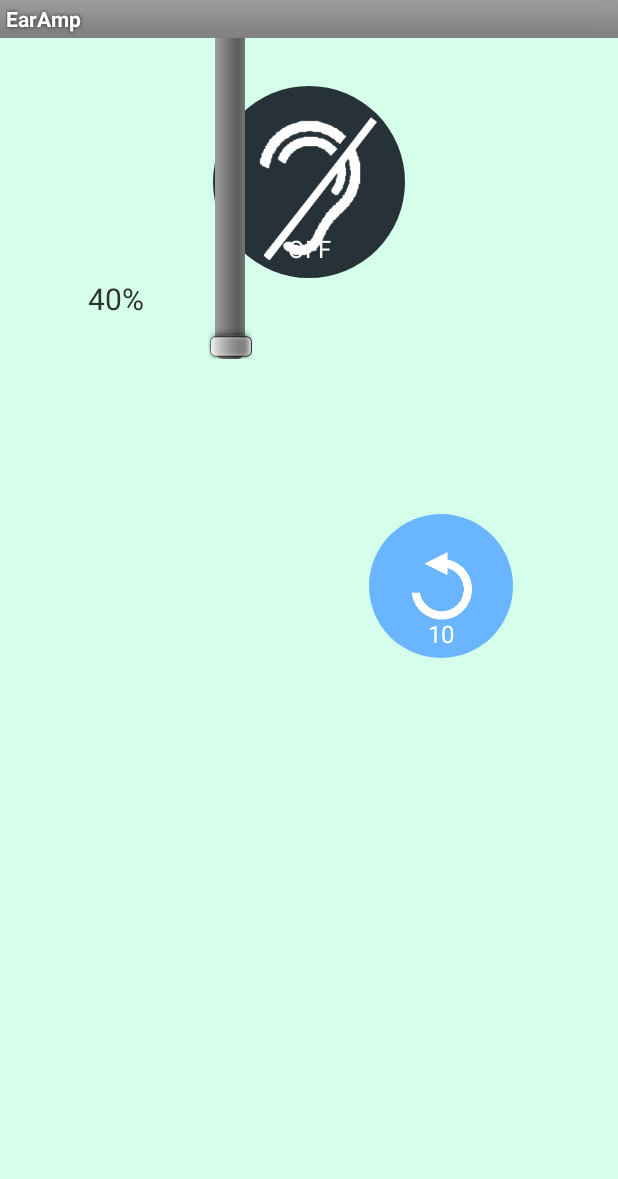
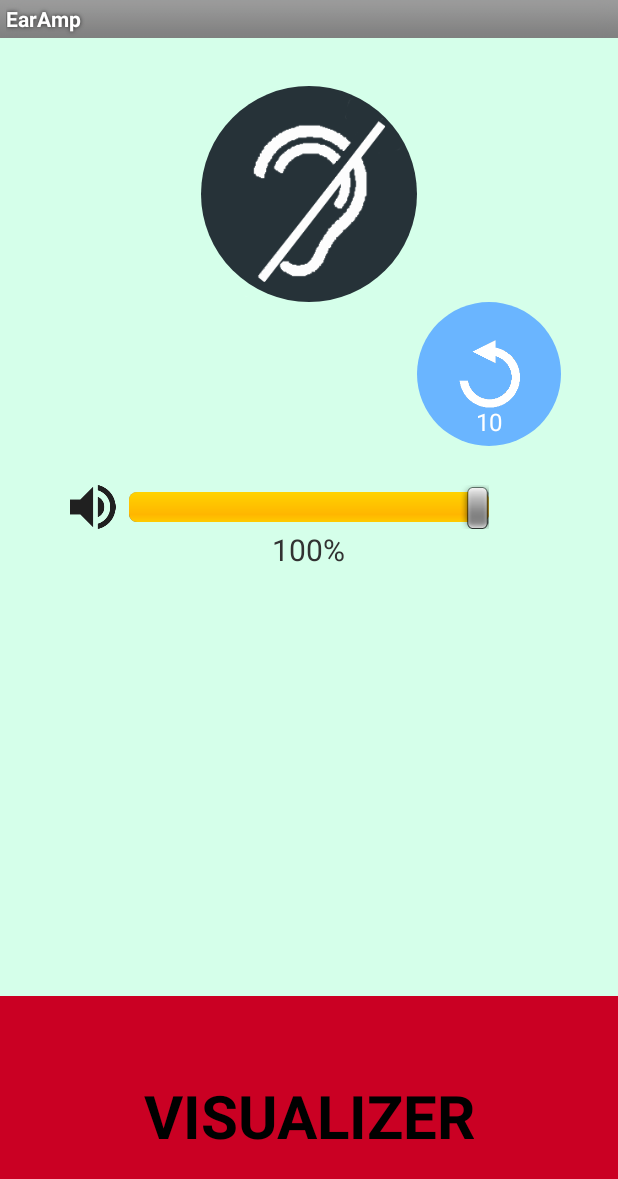
Before and after one commit to bediaz/earamp, an Android app: the screen it shows after launch (MainActivity), after a tap on an icon or button, on a phone screen of 412 x 824 dp. Shown: the top 1179 px of the screen. Run offline under Robolectric (Android 15) with nearby library versions, the phone set to English and light mode, and no system bars; 6 statements that could not run were skipped; 1 other tap on this screen came first.

Commit message:
volume and repeat done
need to finish visualizer integration

```diff
--- a/app/src/main/java/me/lefdef/hearitall/Amplify.java
+++ b/app/src/main/java/me/lefdef/hearitall/Amplify.java
@@ -8,6 +8,7 @@ import android.media.MediaRecorder;
 import android.os.AsyncTask;
 import android.util.Log;
 
+import java.util.LinkedList;
 import java.util.concurrent.Executors;
 import java.util.concurrent.ScheduledExecutorService;
 import java.util.concurrent.ScheduledFuture;
@@ -29,11 +30,11 @@ public class Amplify {
     private AudioTrack _audioTrack;
     private short[] _buffer;
     private short[] _audioCache;
-    private int[] _cacheIndices;
+    private LinkedList<Integer> _cacheIndices;
     private boolean _isRecording;
 
     // cache variables
-    private int cacheIndex = 0;
+    //private int cacheIndex = 0;
     private int repeatLength = 10; // seconds to keep of audio cache
     private int _totalBytesRead = 0;
 
@@ -41,6 +42,7 @@ public class Amplify {
 
     private final ScheduledExecutorService _audioCacheService = Executors.newScheduledThreadPool(1); // create a single thread
     private ScheduledFuture _audioCacheServiceHandle;
+    private int MAX_BUFFER;
 
 
     public Amplify() {
@@ -50,30 +52,27 @@ public class Amplify {
 
         // TODO: remove blocking on play
         int outBufferSize = AudioTrack.getMinBufferSize(SAMPLE_RATE, CHANNEL_CONFIG_OUT, AUDIO_FORMAT);
+
         _audioTrack = new AudioTrack(AudioManager.STREAM_MUSIC, SAMPLE_RATE, CHANNEL_CONFIG_OUT, AUDIO_FORMAT, outBufferSize, AudioTrack.MODE_STREAM);
         _buffer = new short[inBufferSize];
-        _audioCache = new short[_buffer.length*200];
-        _cacheIndices = new int[repeatLength];
+        _audioCache = new short[outBufferSize*200];
+        MAX_BUFFER =  (int)(_audioCache.length * 0.80);
+
+        _cacheIndices = new LinkedList<Integer>();
 
         // TODO: setup timer/scheduled executor
     }
 
     private void refreshCacheIndices() {
 
-        if(cacheIndex < _cacheIndices.length) {
-            _cacheIndices[cacheIndex] = _totalBytesRead;
+        while(_cacheIndices.size() >= repeatLength && _cacheIndices.size() > 0) {
+            _cacheIndices.removeFirst();
         }
-        else {
-            Log.e(TAG, "Cache index is larger than cache size!");
-            throw new IndexOutOfBoundsException("Cache index is larger than cache size!");
-        }
-
-        cacheIndex = cacheIndex >= _cacheIndices.length - 1 ? 0 : ++cacheIndex; // what did i just write? anyway it resets the cacheindex..
+        _cacheIndices.addLast(_totalBytesRead);
 
         _intervals++;
-        Log.i(TAG, String.format("refreshCacheIndices=%s, cacheIndex=%s, totalBytesRead=%s, capacity=%.2f", _intervals, cacheIndex, _totalBytesRead, 100.0*(float)_totalBytesRead/_audioCache.length));
+        Log.i(TAG, String.format("refreshCacheIndices=%s, totalBytesRead=%s, capacity=%.2f", _intervals, _totalBytesRead, 100.0*(float)_totalBytesRead/_audioCache.length));
     }
-
 
     public boolean isRecording() {
         return _isRecording;
@@ -86,34 +85,27 @@ public class Amplify {
 
         return 0;
     }
-
     public void repeat() {
-
-        // give it a second for audio to stop playing
+        if(_totalBytesRead == 0) { return; }
         try {
-            Thread.sleep(1000);
+            Thread.sleep(500);
         } catch (InterruptedException e) {
-            Log.e(TAG, e.getMessage());
-            return;
+            e.printStackTrace();
         }
 
-        // logic here is that in a revolving array index the bucket farthest from current index will be index + 1. The bucket closes will be index - 1 since that was prior index.
-        // Except if your in tail position then the head is farthest so 9 -> 0
-        int startBucket = cacheIndex == _cacheIndices.length - 1 ? 0 : cacheIndex + 1;
-        if(_intervals < 10) {
-            startBucket = 0;
-        }
-        int startFrame = _cacheIndices[startBucket];
+        int startFrame = _cacheIndices.isEmpty() ? 0 : _cacheIndices.getFirst();
 
         if (_audioTrack.getPlayState() != AudioTrack.PLAYSTATE_PLAYING) {
             _audioTrack.play();
             Log.i(TAG, String.format("audioTrack repeat isPlaying=%b", _audioTrack.getPlayState() == AudioTrack.PLAYSTATE_PLAYING));
         }
 
-        Log.i(TAG, String.format("repeat(): refreshCacheIndices=%d, cacheIndex=%d, startFrame=%d, totalBytesRead=%d", _intervals, cacheIndex, startFrame, _totalBytesRead));
-        _audioTrack.setNotificationMarkerPosition(_totalBytesRead - startFrame - 1);
-        Log.i(TAG, String.format("repeat(): setNotificationMarkerPosition=%d", _totalBytesRead - startFrame));
+        Log.i(TAG, String.format("repeat(): refreshCacheIndices=%d, startFrame=%d, totalBytesRead=%d", _intervals, startFrame, _totalBytesRead));
+        //_audioTrack.setNotificationMarkerPosition(_audioTrack.getPlaybackHeadPosition() + (duration * sampleRate));
+        _audioTrack.setNotificationMarkerPosition(_totalBytesRead - 1);
+        Log.i(TAG, String.format("repeat(): setNotificationMarkerPosition=%d", _totalBytesRead - 1));
         _audioTrack.write(_audioCache, startFrame, _totalBytesRead - startFrame - 1);
+        Log.i(TAG, String.format("write: _audioCacheSize=%d, begin=%d, end=%d", _audioCache.length, startFrame, _totalBytesRead - startFrame - 1));
 
         _audioTrack.setPlaybackPositionUpdateListener(new AudioTrack.OnPlaybackPositionUpdateListener() {
             @Override
@@ -206,21 +198,22 @@ public class Amplify {
         System.arraycopy(_buffer, 0, _audioCache, _totalBytesRead, bytesRead);
 
         _totalBytesRead += bytesRead;
-        if(_totalBytesRead >= _audioCache.length * 0.80) { // if nearing 80% capacity then reset index to beginning of buffer
+        if(_totalBytesRead >= MAX_BUFFER) { // if MAX_BUFFER hit then reset index to beginning of buffer
             Log.i(TAG, "Trimming the audioCache");
-            int startBucket = cacheIndex == _cacheIndices.length - 1 ? 0 : cacheIndex + 1;
-            int startFrame = _cacheIndices[startBucket];
+            int startFrame = _cacheIndices.isEmpty() ? 0 : _cacheIndices.getFirst();
             short[] temp = new short[_audioCache.length];
-            //arraycopy(Object src, int srcPos, Object dest, int destPos, int length)
+
+            // API call: System.arraycopy(Object src, int srcPos, Object dest, int destPos, int length)
+            // _audioCache << (totalBytesRead - startFrame)
             System.arraycopy(_audioCache, startFrame, temp, 0, _totalBytesRead - startFrame);
-            for(int i = 0; i < _cacheIndices.length; i++) {
-                _cacheIndices[i] -= startFrame;
-            }
-
             _audioCache = new short[temp.length];
             System.arraycopy(temp, 0, _audioCache, 0, _totalBytesRead - startFrame);
+            _totalBytesRead -= startFrame;
 
-            _totalBytesRead -= startFrame;
+            // adjust frame values of linked list
+            for(int position = 0; position < _cacheIndices.size(); position++) {
+                _cacheIndices.set(position, _cacheIndices.get(position) - startFrame);
+            }
         }
     }
 
--- a/app/src/main/java/me/lefdef/hearitall/AmplifyFragment.java
+++ b/app/src/main/java/me/lefdef/hearitall/AmplifyFragment.java
@@ -15,6 +15,7 @@ import android.util.Log;
 import android.view.LayoutInflater;
 import android.view.View;
 import android.view.ViewGroup;
+import android.widget.RelativeLayout;
 import android.widget.SeekBar;
 import android.widget.TextView;
 
@@ -41,6 +42,32 @@ public class AmplifyFragment extends Fragment {
 
     private HeadsetAudioReceiver _audioStreamReceiver;
     private IntentFilter _intentFilter = new IntentFilter(AudioManager.ACTION_AUDIO_BECOMING_NOISY);
+    private int _volumeLevel;
+
+    @Override
+    public void onCreate(Bundle savedInstanceState) {
+        super.onCreate(savedInstanceState);
+
+        // audio setup
+        getActivity().setVolumeControlStream(AudioManager.MODE_IN_COMMUNICATION);
+
+        _audioStreamReceiver = new HeadsetAudioReceiver();
+
+        _audioManager = (AudioManager) getActivity().getSystemService(Context.AUDIO_SERVICE);
+        _audioManager.setMode(AudioManager.MODE_IN_COMMUNICATION);
+        _volumeLevel = _audioManager.getStreamMaxVolume(AudioManager.STREAM_MUSIC);
+
+        _amplify = new Amplify();
+        _amplify.setOnRecordStatusChangeListener(new Amplify.OnRecordStatusChangeListener() {
+            @Override
+            public void onRecordStatusChanged(String message, boolean status) {
+                String state = String.format("Status: %s", status ? "Recording" : "Not Recording");
+                Log.i(TAG, state);
+
+            }
+        });
+
+    }
 
     @Override
     public View onCreateView(LayoutInflater inflater, @Nullable ViewGroup container, @Nullable Bundle savedInstanceState) {
@@ -49,8 +76,13 @@ public class AmplifyFragment extends Fragment {
 
         _off_onButton = (CircleButton) rootView.findViewById(R.id.off_on_button);
         _repeatButton = (CircleButton) rootView.findViewById(R.id.repeat_button);
+        _volSeekBar = (SeekBar) rootView.findViewById(R.id.volume_bar);
+        int max_volume = _audioManager.getStreamMaxVolume(AudioManager.STREAM_MUSIC);
+        _volSeekBar.setMax(max_volume);
+        _volSeekBar.setProgress(_volumeLevel);
         _volumeText = (TextView) rootView.findViewById(R.id.volume_percent);
-        _volSeekBar = (SeekBar) rootView.findViewById(R.id.volume_bar);
+        _volumeText.setText(String.format("%.0f%%", 100.0*(float)_volSeekBar.getProgress()/max_volume));
+
 
         return rootView;
     }
@@ -58,25 +90,6 @@ public class AmplifyFragment extends Fragment {
     @Override
     public void onStart() {
         super.onStart();
-
-        // audio setup
-        getActivity().setVolumeControlStream(AudioManager.MODE_IN_COMMUNICATION);
-
-        _audioStreamReceiver = new HeadsetAudioReceiver();
-
-        _audioManager = (AudioManager) getActivity().getSystemService(Context.AUDIO_SERVICE);
-        _audioManager.setMode(AudioManager.MODE_IN_COMMUNICATION);
-        _amplify = new Amplify();
-        _amplify.setOnRecordStatusChangeListener(new Amplify.OnRecordStatusChangeListener() {
-            @Override
-            public void onRecordStatusChanged(String message, boolean status) {
-//                _amplifyTextView.setText(String.format(message));//"Switch enabled? %s", _enable_switch.isChecked()));
-                String state = String.format("Status: %s", status ? "Recording" : "Not Recording");
-//                _amplifyTextViewState.setText(state);
-                Log.i(TAG, state);
-
-            }
-        });
 
         _off_onButton.setSoundEffectsEnabled(false);
 
@@ -105,7 +118,8 @@ public class AmplifyFragment extends Fragment {
         _volSeekBar.setOnSeekBarChangeListener(new SeekBar.OnSeekBarChangeListener() {
             @Override
             public void onProgressChanged(SeekBar seekBar, int progress, boolean fromUser) {
-                _volumeText.setText(progress + "%");
+                _volumeText.setText(String.format("%.0f%%", 100.0*(float)_volSeekBar.getProgress()/_volSeekBar.getMax()));
+                _audioManager.setStreamVolume(AudioManager.STREAM_MUSIC, progress, 0);
             }
 
             @Override
@@ -141,7 +155,7 @@ public class AmplifyFragment extends Fragment {
         Log.i(TAG, "stopListeningAndPlayback");
         _amplify.stopListeningAndPlay();
         _off_onButton.setImageResource(R.drawable.ic_action_listen_off);
-        _off_onButton.setLabel(getResources().getString(R.string.action_listen_off));
+        //_off_onButton.setLabel(getResources().getString(R.string.action_listen_off));
         _off_onButton.setColor(getResources().getColor(R.color.blue_gray));
         _off_onButton.invalidate();
     }
@@ -150,7 +164,7 @@ public class AmplifyFragment extends Fragment {
         Log.i(TAG, "startListeningAndPlayback");
         _amplify.startListeningAndPlay();
         _off_onButton.setImageResource(R.drawable.ic_action_listen_on);
-        _off_onButton.setLabel(getResources().getString(R.string.action_listen_on));
+        //_off_onButton.setLabel(getResources().getString(R.string.action_listen_on));
         _off_onButton.setColor(getResources().getColor(R.color.light_green));
         _off_onButton.invalidate();
     }
--- a/app/src/main/res/layout/fragment_amplify.xml
+++ b/app/src/main/res/layout/fragment_amplify.xml
@@ -12,15 +12,15 @@
 
     <me.lefdef.hearitall.CircleButton
         android:id="@+id/off_on_button"
-        android:layout_width="128dp"
-        android:layout_height="128dp"
+        android:layout_width="144dp"
+        android:layout_height="144dp"
         android:src="@drawable/ic_action_listen_off"
-        app:cb_label="@string/action_listen_off"
+        app:cb_label=""
         app:cb_color="@color/blue_gray"
         app:cb_label_size="24"
         android:layout_marginTop="32dp"
-        android:layout_below="@+id/relativeLayout"
-        android:layout_centerHorizontal="true" />
+        android:layout_centerHorizontal="true"
+        />
 
     <me.lefdef.hearitall.CircleButton
         android:id="@+id/repeat_button"
@@ -30,42 +30,55 @@
         app:cb_label="@string/action_repeat"
         app:cb_color="#6AB5FF"
         app:cb_label_size="24"
-        android:layout_below="@+id/volume_percent"
-        android:layout_alignParentRight="true"
-        android:layout_alignParentEnd="true"
-        android:layout_marginRight="70dp"
-        android:layout_marginEnd="70dp"
-        android:layout_marginTop="130dp"
-        android:padding="25dp" />
-
-    <RelativeLayout
-        android:layout_width="wrap_content"
-        android:layout_height="wrap_content"
-        android:id="@+id/relativeLayout"></RelativeLayout>
+        android:padding="25dp"
+        android:layout_below="@+id/off_on_button"
+        android:layout_toRightOf="@+id/off_on_button"
+        android:layout_toEndOf="@+id/off_on_button" />
 
     <SeekBar
         android:id="@+id/volume_bar"
         android:layout_width="240dp"
         android:layout_height="wrap_content"
         android:max="100"
-        android:rotation="270"
-        android:layout_marginTop="47dp"
-        android:layout_alignTop="@+id/off_on_button"
-        android:layout_toRightOf="@+id/relativeLayout"
-        android:layout_toEndOf="@+id/relativeLayout"
-        android:layout_marginLeft="33dp"
-        android:layout_marginStart="33dp" />
+        android:layout_gravity="center|left"
+        android:layout_below="@+id/off_on_button"
+        android:layout_centerHorizontal="true"
+        android:layout_marginTop="122dp" />
 
     <TextView
         android:layout_width="wrap_content"
         android:layout_height="wrap_content"
         android:id="@+id/volume_percent"
-        android:layout_marginLeft="25dp"
-        android:layout_marginStart="25dp"
         android:textSize="20dp"
         android:text="40%"
-        android:layout_below="@+id/off_on_button"
-        android:layout_alignLeft="@+id/volume_bar"
-        android:layout_alignStart="@+id/volume_bar" />
+        android:layout_below="@+id/volume_bar"
+        android:layout_centerHorizontal="true" />
+
+    <TextView
+        android:layout_width="match_parent"
+        android:layout_height="160dp"
+        android:textAppearance="?android:attr/textAppearanceLarge"
+        android:text="VISUALIZER"
+        android:id="@+id/visualizer_place_holder"
+        android:layout_alignParentBottom="true"
+        android:layout_alignParentLeft="true"
+        android:layout_alignParentStart="true"
+        android:layout_alignParentRight="true"
+        android:layout_alignParentEnd="true"
+        android:textSize="40dp"
+        android:textStyle="bold"
+        android:background="@color/crimson"
+        android:textAlignment="center"
+        android:gravity="center_vertical|center_horizontal" />
+
+    <ImageView
+        android:layout_width="48dp"
+        android:layout_height="48dp"
+        android:id="@+id/imageView"
+        android:src="@drawable/volume"
+        android:scaleType="fitCenter"
+        android:layout_toStartOf="@+id/volume_bar"
+        android:layout_alignBottom="@+id/volume_bar"
+        android:layout_alignTop="@+id/volume_bar" />
 
 </RelativeLayout>
```
Also changed, not shown: app/src/main/res/drawable-hdpi/volume.png (added).
